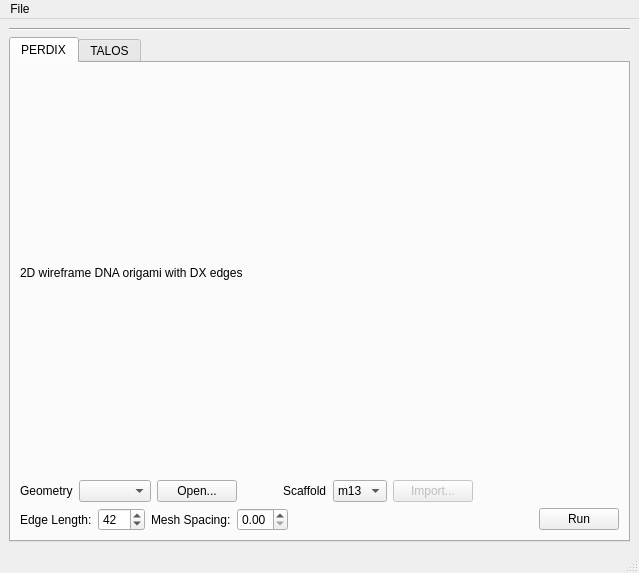
Above: ui/AthenaMainWindow.ui from lcbb/athena before the change. Below: the same form after it.
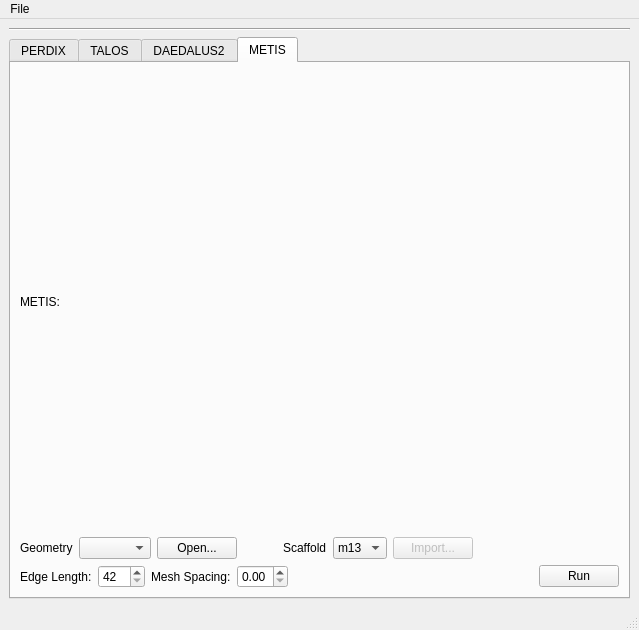
That is the form after the change. The open tabs and pages were chosen to show the change.

The edit to the form file:
```diff
--- a/ui/AthenaMainWindow.ui
+++ b/ui/AthenaMainWindow.ui
@@ -7,7 +7,7 @@
     <x>0</x>
     <y>0</y>
     <width>592</width>
-    <height>573</height>
+    <height>630</height>
    </rect>
   </property>
   <property name="sizePolicy">
@@ -398,6 +398,312 @@
         </item>
        </layout>
       </widget>
+      <widget class="QWidget" name="daedalusTab">
+       <attribute name="title">
+        <string>DAEDALUS2</string>
+       </attribute>
+       <layout class="QVBoxLayout" name="verticalLayout_8">
+        <item>
+         <widget class="QLabel" name="label_23">
+          <property name="text">
+           <string>DAEDALUS2: </string>
+          </property>
+         </widget>
+        </item>
+        <item>
+         <layout class="QHBoxLayout" name="horizontalLayout_11">
+          <item>
+           <widget class="QLabel" name="label_24">
+            <property name="text">
+             <string>Geometry</string>
+            </property>
+           </widget>
+          </item>
+          <item>
+           <widget class="QComboBox" name="daedalusGeometryChooser"/>
+          </item>
+          <item>
+           <widget class="QPushButton" name="daedalusOpenButton">
+            <property name="text">
+             <string>Open...</string>
+            </property>
+           </widget>
+          </item>
+          <item>
+           <spacer name="horizontalSpacer_13">
+            <property name="orientation">
+             <enum>Qt::Horizontal</enum>
+            </property>
+            <property name="sizeType">
+             <enum>QSizePolicy::Preferred</enum>
+            </property>
+            <property name="sizeHint" stdset="0">
+             <size>
+              <width>40</width>
+              <height>20</height>
+             </size>
+            </property>
+           </spacer>
+          </item>
+          <item>
+           <widget class="QLabel" name="label_25">
+            <property name="text">
+             <string>Scaffold</string>
+            </property>
+           </widget>
+          </item>
+          <item>
+           <widget class="QComboBox" name="comboBox_6">
+            <item>
+             <property name="text">
+              <string>m13</string>
+             </property>
+            </item>
+           </widget>
+          </item>
+          <item>
+           <widget class="QPushButton" name="pushButton_6">
+            <property name="enabled">
+             <bool>false</bool>
+            </property>
+            <property name="text">
+             <string>Import...</string>
+            </property>
+            <property name="checkable">
+             <bool>false</bool>
+            </property>
+            <property name="checked">
+             <bool>false</bool>
+            </property>
+            <property name="flat">
+             <bool>false</bool>
+            </property>
+           </widget>
+          </item>
+          <item>
+           <spacer name="horizontalSpacer_14">
+            <property name="orientation">
+             <enum>Qt::Horizontal</enum>
+            </property>
+            <property name="sizeHint" stdset="0">
+             <size>
+              <width>40</width>
+              <height>20</height>
+             </size>
+            </property>
+           </spacer>
+          </item>
+         </layout>
+        </item>
+        <item>
+         <layout class="QHBoxLayout" name="horizontalLayout_12">
+          <item>
+           <widget class="QLabel" name="label_26">
+            <property name="text">
+             <string>Edge Length:</string>
+            </property>
+           </widget>
+          </item>
+          <item>
+           <widget class="QSpinBox" name="daedalusEdgeLengthSpinner">
+            <property name="minimum">
+             <number>38</number>
+            </property>
+            <property name="maximum">
+             <number>126</number>
+            </property>
+            <property name="value">
+             <number>42</number>
+            </property>
+           </widget>
+          </item>
+          <item>
+           <spacer name="horizontalSpacer_15">
+            <property name="orientation">
+             <enum>Qt::Horizontal</enum>
+            </property>
+            <property name="sizeHint" stdset="0">
+             <size>
+              <width>40</width>
+              <height>20</height>
+             </size>
+            </property>
+           </spacer>
+          </item>
+          <item>
+           <widget class="QPushButton" name="daedalusRunButton">
+            <property name="text">
+             <string>Run</string>
+            </property>
+           </widget>
+          </item>
+         </layout>
+        </item>
+       </layout>
+      </widget>
+      <widget class="QWidget" name="metisTab">
+       <attribute name="title">
+        <string>METIS</string>
+       </attribute>
+       <layout class="QVBoxLayout" name="verticalLayout_9">
+        <item>
+         <widget class="QLabel" name="label_28">
+          <property name="text">
+           <string>METIS:</string>
+          </property>
+         </widget>
+        </item>
+        <item>
+         <layout class="QHBoxLayout" name="horizontalLayout_13">
+          <item>
+           <widget class="QLabel" name="label_29">
+            <property name="text">
+             <string>Geometry</string>
+            </property>
+           </widget>
+          </item>
+          <item>
+           <widget class="QComboBox" name="metisGeometryChooser"/>
+          </item>
+          <item>
+           <widget class="QPushButton" name="metisOpenButton">
+            <property name="text">
+             <string>Open...</string>
+            </property>
+           </widget>
+          </item>
+          <item>
+           <spacer name="horizontalSpacer_16">
+            <property name="orientation">
+             <enum>Qt::Horizontal</enum>
+            </property>
+            <property name="sizeType">
+             <enum>QSizePolicy::Preferred</enum>
+            </property>
+            <property name="sizeHint" stdset="0">
+             <size>
+              <width>40</width>
+              <height>20</height>
+             </size>
+            </property>
+           </spacer>
+          </item>
+          <item>
+           <widget class="QLabel" name="label_30">
+            <property name="text">
+             <string>Scaffold</string>
+            </property>
+           </widget>
+          </item>
+          <item>
+           <widget class="QComboBox" name="comboBox_7">
+            <item>
+             <property name="text">
+              <string>m13</string>
+             </property>
+            </item>
+           </widget>
+          </item>
+          <item>
+           <widget class="QPushButton" name="pushButton_7">
+            <property name="enabled">
+             <bool>false</bool>
+            </property>
+            <property name="text">
+             <string>Import...</string>
+            </property>
+            <property name="checkable">
+             <bool>false</bool>
+            </property>
+            <property name="checked">
+             <bool>false</bool>
+            </property>
+            <property name="flat">
+             <bool>false</bool>
+            </property>
+           </widget>
+          </item>
+          <item>
+           <spacer name="horizontalSpacer_17">
+            <property name="orientation">
+             <enum>Qt::Horizontal</enum>
+            </property>
+            <property name="sizeHint" stdset="0">
+             <size>
+              <width>40</width>
+              <height>20</height>
+             </size>
+            </property>
+           </spacer>
+          </item>
+         </layout>
+        </item>
+        <item>
+         <layout class="QHBoxLayout" name="horizontalLayout_14">
+          <item>
+           <widget class="QLabel" name="label_32">
+            <property name="text">
+             <string>Edge Length:</string>
+            </property>
+           </widget>
+          </item>
+          <item>
+           <widget class="QSpinBox" name="metisEdgeLengthSpinner">
+            <property name="correctionMode">
+             <enum>QAbstractSpinBox::CorrectToNearestValue</enum>
+            </property>
+            <property name="minimum">
+             <number>42</number>
+            </property>
+            <property name="maximum">
+             <number>126</number>
+            </property>
+            <property name="singleStep">
+             <number>1</number>
+            </property>
+           </widget>
+          </item>
+          <item>
+           <widget class="QLabel" name="label_27">
+            <property name="text">
+             <string>Mesh Spacing:</string>
+            </property>
+           </widget>
+          </item>
+          <item>
+           <widget class="QDoubleSpinBox" name="metisMeshSpacingSpinner">
+            <property name="maximum">
+             <double>1.000000000000000</double>
+            </property>
+            <property name="singleStep">
+             <double>0.050000000000000</double>
+            </property>
+           </widget>
+          </item>
+          <item>
+           <spacer name="horizontalSpacer_18">
+            <property name="orientation">
+             <enum>Qt::Horizontal</enum>
+            </property>
+            <property name="sizeHint" stdset="0">
+             <size>
+              <width>40</width>
+              <height>20</height>
+             </size>
+            </property>
+           </spacer>
+          </item>
+          <item>
+           <widget class="QPushButton" name="metisRunButton">
+            <property name="text">
+             <string>Run</string>
+            </property>
+           </widget>
+          </item>
+         </layout>
+        </item>
+       </layout>
+      </widget>
      </widget>
     </item>
     <item row="0" column="0">
```
